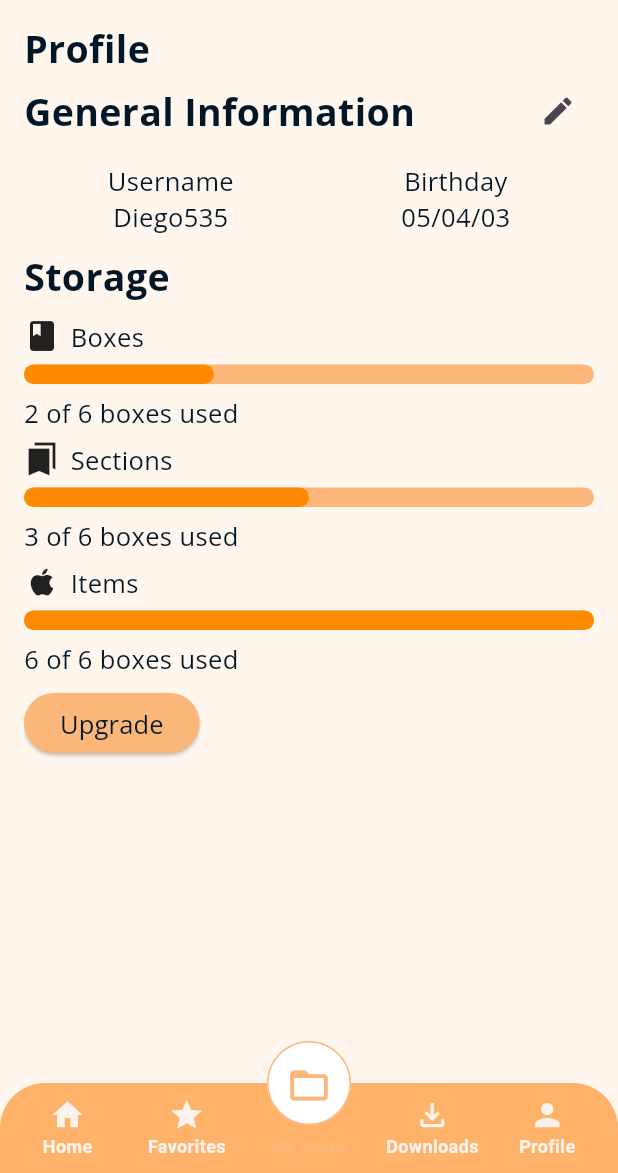
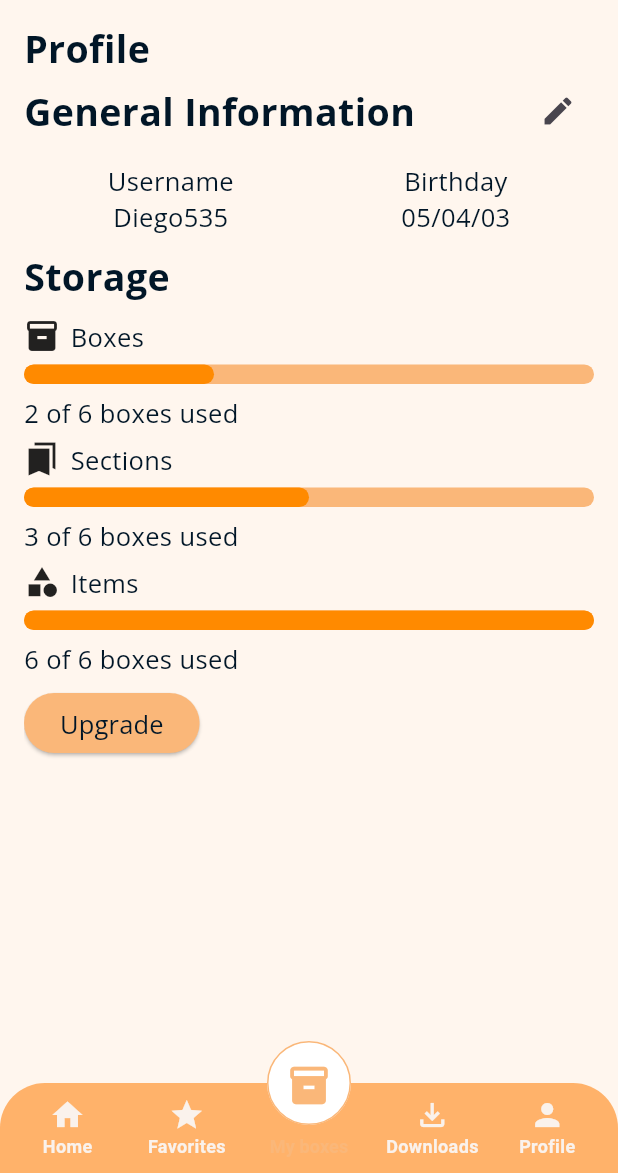
Before and after one commit to Squirrel-s-Box/SquirrelsBox-Frontend-Mobile-New, a Flutter app: the ProfilePage screen opened by its route, on a phone screen of 412 x 824 dp, the part 63-1236 px from its top. Run offline on Flutter 3.47's test engine with Material 3 defaults, Android fonts, the phone set to English and light mode, and no system bars; drawn by our look-alikes of auto_size_text; our stand-ins replace bloc, camera, convert, dio, equatable, flutter_bloc and 6 more; missing offline and left inert: encrypt, pointycastle; accounts and stored records are empty.

Commit message:
update icons

```diff
--- a/lib/features/profile/presentation/pages/profile_page.dart
+++ b/lib/features/profile/presentation/pages/profile_page.dart
@@ -43,7 +43,7 @@ class ProfilePage extends StatelessWidget {
           const PrincipalTitle(title: "Storage"),
           const SizedBox(height: 10),
           const StorageWidget(
-              name: "Boxes", icon: Icons.book, boxesTotals: 6, boxesUsed: 2),
+              name: "Boxes", icon: Icons.inventory_2, boxesTotals: 6, boxesUsed: 2),
           const SizedBox(height: 7),
           const StorageWidget(
               name: "Sections",
@@ -52,7 +52,7 @@ class ProfilePage extends StatelessWidget {
               boxesUsed: 3),
           const SizedBox(height: 7),
           const StorageWidget(
-              name: "Items", icon: Icons.apple, boxesTotals: 6, boxesUsed: 6),
+              name: "Items", icon: Icons.category, boxesTotals: 6, boxesUsed: 6),
           const SizedBox(height: 7),
           ElevatedButton(
               style: ElevatedButton.styleFrom(
--- a/lib/features/widgets/skeleton/floating_action_bottom_widget.dart
+++ b/lib/features/widgets/skeleton/floating_action_bottom_widget.dart
@@ -53,7 +53,7 @@ class FloatingActionBottomWidget extends StatelessWidget {
               offset: const Offset(0, 10),
               child: Icon(manage
                     ? Icons.add
-                    : Icons.folder_open,
+                    : Icons.inventory_2,
                 size: 30,
                 color: manage
                     ? AppColors.darkBlue
```
Also changed, not shown: lib/features/settings/presentation/pages/settings_page.dart (+4 -4 lines).
